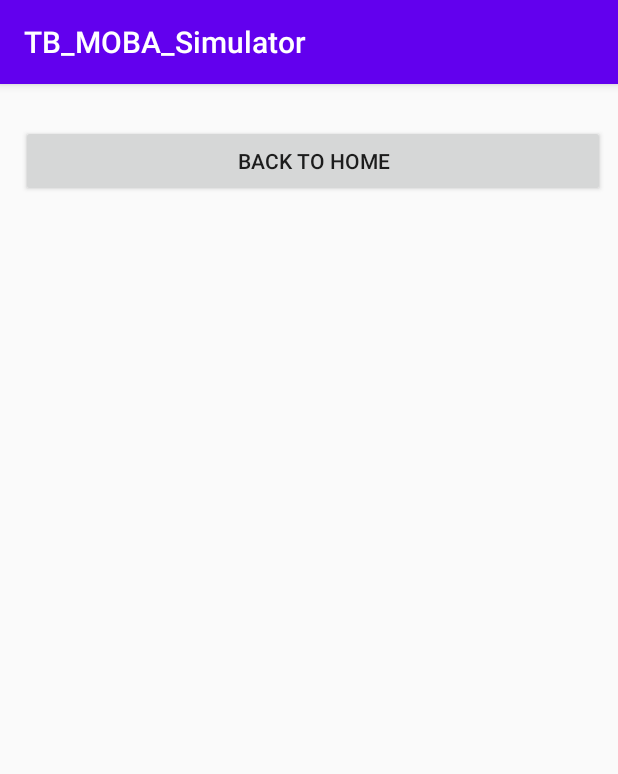
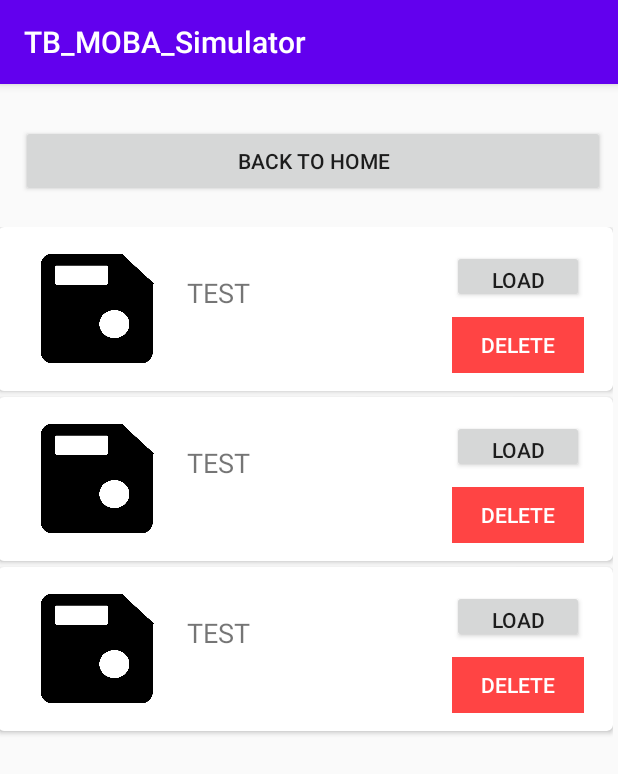
Before and after one commit to thefireblade/TB-MOBA-Simulator, an Android app: the SavesActivity screen opened directly, with no data from a screen before it, on a phone screen of 412 x 824 dp. Shown: the top 774 px of the screen. Run offline under Robolectric (Android 15) with nearby library versions, the phone set to English and light mode, and no system bars; our stand-ins replace Firebase (no records; nobody signed in at launch, a user with empty details on screens opened directly).

Commit message:
Got the save adapter working the saves page

```diff
--- a/android/app/build.gradle
+++ b/android/app/build.gradle
@@ -11,7 +11,7 @@ android {
         targetSdkVersion 29
         versionCode 1
         versionName "1.0"
-
+        multiDexEnabled true
         testInstrumentationRunner "androidx.test.runner.AndroidJUnitRunner"
     }
 
@@ -35,6 +35,8 @@ dependencies {
     implementation 'androidx.annotation:annotation:1.1.0'
     implementation 'androidx.constraintlayout:constraintlayout:1.1.3'
     implementation 'androidx.lifecycle:lifecycle-extensions:2.2.0'
+
+    implementation 'com.android.support:multidex:1.0.3'
     testImplementation 'junit:junit:4.12'
     androidTestImplementation 'androidx.test.ext:junit:1.1.1'
     androidTestImplementation 'androidx.test.espresso:espresso-core:3.2.0'
--- a/android/app/src/main/java/com/example/tb_moba_simulator/SavesActivity.java
+++ b/android/app/src/main/java/com/example/tb_moba_simulator/SavesActivity.java
@@ -1,15 +1,61 @@
 package com.example.tb_moba_simulator;
 
 import androidx.appcompat.app.AppCompatActivity;
+import androidx.recyclerview.widget.LinearLayoutManager;
 import androidx.recyclerview.widget.RecyclerView;
 
+import android.content.Intent;
 import android.os.Bundle;
+import android.view.View;
+import android.widget.Button;
+
+import com.example.tb_moba_simulator.objects.SaveListAdapter;
+import com.example.tb_moba_simulator.objects.SaveObject;
+
+import java.util.ArrayList;
+import java.util.HashMap;
 
 public class SavesActivity extends AppCompatActivity {
     private RecyclerView saves;
+    private Button backToMenu;
+    private ArrayList<SaveObject> saveObjects;
+    private SaveListAdapter adapter;
+
     @Override
     protected void onCreate(Bundle savedInstanceState) {
         super.onCreate(savedInstanceState);
         setContentView(R.layout.activity_saves);
+        initList();
+        initRecyclerView();
+        initButtons();
+    }
+    private void initList(){
+        saveObjects = new ArrayList<SaveObject>();
+        //Test
+        saveObjects.add(createBlankSave());
+        saveObjects.add(createBlankSave());
+        saveObjects.add(createBlankSave());
+
+    }
+    private void initButtons(){
+        backToMenu = findViewById(R.id.saves_back);
+        backToMenu.setOnClickListener(new View.OnClickListener() {
+            @Override
+            public void onClick(View v) {
+                Intent menu = new Intent(SavesActivity.this, MenuActivity.class);
+                startActivity(menu);
+            }
+        });
+    }
+    private void initRecyclerView(){
+        saves = findViewById(R.id.saves_recyclerview);
+        adapter = new SaveListAdapter(saveObjects, this);
+        RecyclerView.LayoutManager manager = new LinearLayoutManager(this);
+        saves.setLayoutManager(manager);
+        saves.setAdapter(adapter);
+    }
+    private SaveObject createBlankSave(){
+        return new SaveObject(new ArrayList<HashMap>(),new ArrayList<HashMap>(), "", "TEST",
+                new HashMap(),1,new ArrayList<HashMap>(),new ArrayList<HashMap>());
     }
 }
--- a/android/app/src/main/java/com/example/tb_moba_simulator/objects/SaveListAdapter.java
+++ b/android/app/src/main/java/com/example/tb_moba_simulator/objects/SaveListAdapter.java
@@ -46,6 +46,7 @@ public class SaveListAdapter extends RecyclerView.Adapter<SaveListAdapter.SaveHo
     public void onBindViewHolder(@NonNull SaveHolderClass holder, final int position) {
         final SaveObject currSave = saves.get(position);
         holder.saveName.setText(currSave.getName());
+        holder.img.setImageResource(R.drawable.save);
         holder.delete.setOnClickListener(new View.OnClickListener() {
             @Override
             public void onClick(View v) {
@@ -53,7 +54,6 @@ public class SaveListAdapter extends RecyclerView.Adapter<SaveListAdapter.SaveHo
                 deleteItem(position);
             }
         });
-
     }
 
     @Override
--- a/android/app/src/main/res/layout/activity_saves.xml
+++ b/android/app/src/main/res/layout/activity_saves.xml
@@ -9,7 +9,7 @@
     <androidx.recyclerview.widget.RecyclerView
         android:id="@+id/saves_recyclerview"
         android:layout_width="410dp"
-        android:layout_height="636dp"
+        android:layout_height="match_parent"
         android:layout_below="@+id/saves_back"
         android:layout_alignParentStart="true"
         android:layout_alignParentBottom="true"
--- a/android/app/src/main/res/layout/save_item.xml
+++ b/android/app/src/main/res/layout/save_item.xml
@@ -3,7 +3,7 @@
     xmlns:android="http://schemas.android.com/apk/res/android"
     xmlns:tools="http://schemas.android.com/tools"
     android:layout_width="match_parent"
-    android:layout_height="match_parent"
+    android:layout_height="wrap_content"
     xmlns:app="http://schemas.android.com/apk/res-auto"
     android:layout_marginBottom="4dp"
     app:cardCornerRadius="4dp">
@@ -53,7 +53,7 @@
             android:layout_alignParentEnd="true"
             android:layout_marginTop="9dp"
             android:layout_marginEnd="15dp"
-            android:background="@color/design_default_color_error"
+            android:background="@android:color/holo_red_light"
             android:text="Delete"
             android:textColor="#FFFFFF" />
     </RelativeLayout>
```
Also changed, not shown: android/app/src/main/java/com/example/tb_moba_simulator/MenuActivity.java (+35 -15 lines), android/app/src/main/java/com/example/tb_moba_simulator/SplashActivity.java (+25 -0 lines), android/app/src/main/java/com/example/tb_moba_simulator/data/character_format.txt (added, +49 -0 lines), android/app/src/main/java/com/example/tb_moba_simulator/data/item_format.txt (added, +10 -0 lines), android/app/src/main/java/com/example/tb_moba_simulator/data/lands_format.txt (added, +48 -0 lines), android/app/src/main/java/com/example/tb_moba_simulator/objects/GameModeAdapter.java (added, +57 -0 lines), android/app/src/main/res/layout/game_mode_item.xml (added, +29 -0 lines), android/app/src/main/res/layout/game_mode_pop.xml (added, +28 -0 lines).
